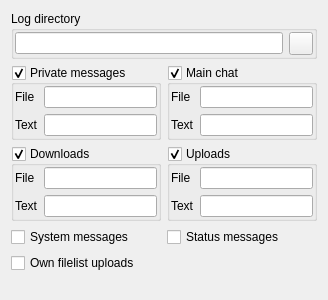
Old version of the form eiskaltdcpp/ui/UISettingsLog.ui in the repository eiskaltdcpp/eiskaltdcpp.
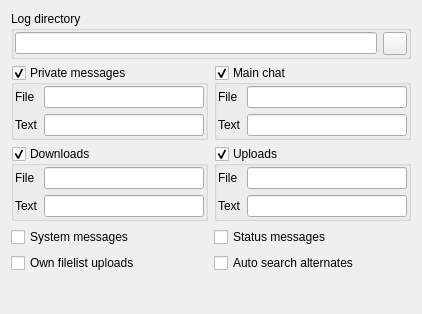
New version of the form.

Commit message:
add setting for change auto search interval in minutes and setting for logging auto search alternates.
гуевые настройки возможно расположил не самым оптимальным образом,
логгирование автопоиска альтернатив ведётся в системном логе.

```diff
--- a/eiskaltdcpp/ui/UISettingsLog.ui
+++ b/eiskaltdcpp/ui/UISettingsLog.ui
@@ -6,8 +6,8 @@
    <rect>
     <x>0</x>
     <y>0</y>
-    <width>328</width>
-    <height>300</height>
+    <width>422</width>
+    <height>314</height>
    </rect>
   </property>
   <property name="windowTitle">
@@ -210,6 +210,13 @@
      </property>
     </spacer>
    </item>
+   <item row="4" column="1">
+    <widget class="QCheckBox" name="checkBox_REPORT_ALTERNATES">
+     <property name="text">
+      <string>Auto search alternates</string>
+     </property>
+    </widget>
+   </item>
   </layout>
  </widget>
  <resources/>
```
The commit also changes 6 other files.
